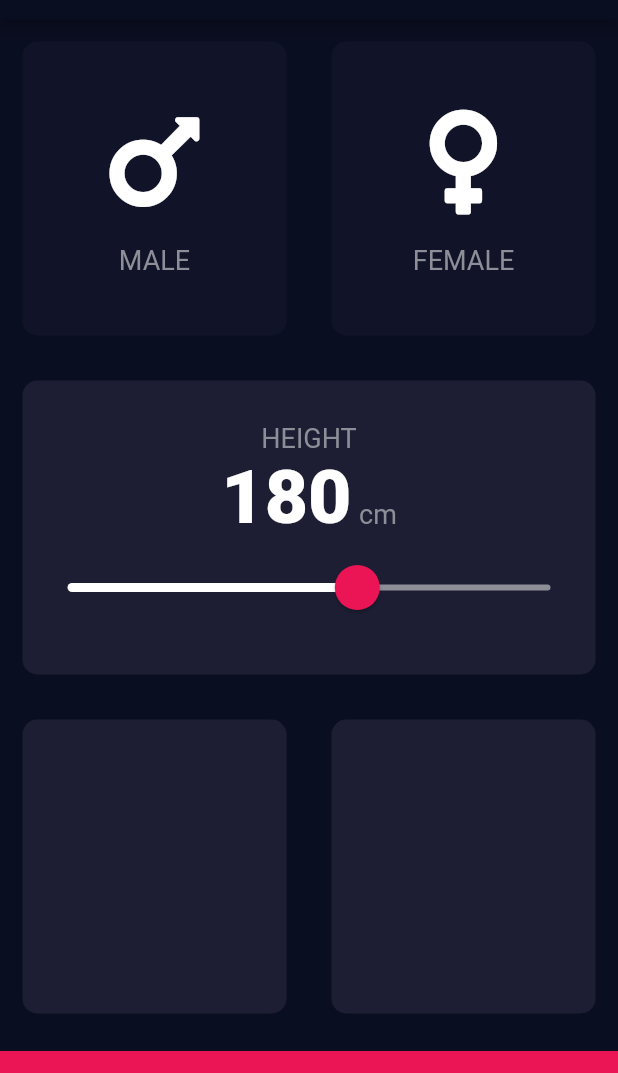
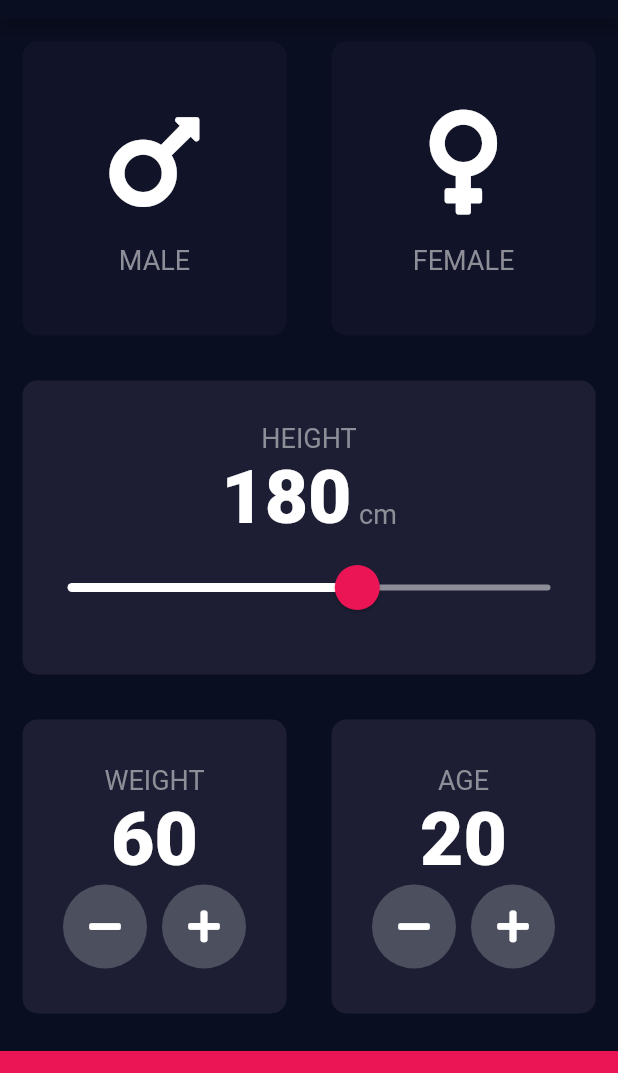
Before and after one commit to Aspabac/BMI_Calculator_flutter, a Flutter app: the screen it shows after launch, on a phone screen of 412 x 824 dp, the part 65-1138 px from its top. Run offline on Flutter 3.47's test engine with Material 2 defaults, Android fonts, the phone set to English and light mode, and no system bars; our stand-ins replace font_awesome_flutter.

Commit message:
alomost done top page without BottomContainer

```diff
--- a/lib/input_page.dart
+++ b/lib/input_page.dart
@@ -17,6 +17,8 @@ class InputPage extends StatefulWidget {
 class _InputPageState extends State<InputPage> {
   Gender selectedGender;
   int height = 180;
+  int weight = 60;
+  int age = 20;
 
   @override
   Widget build(BuildContext context) {
@@ -100,14 +102,16 @@ class _InputPageState extends State<InputPage> {
                         inactiveTrackColor: Color(0xFF8D8E98),
                         thumbColor: Color(0xFFEB1555),
                         overlayColor: Color(0x1fEB1555),
-                        thumbShape: RoundSliderThumbShape(enabledThumbRadius: 15.0),
-                        overlayShape: RoundSliderOverlayShape(overlayRadius: 30.0),
+                        thumbShape:
+                            RoundSliderThumbShape(enabledThumbRadius: 15.0),
+                        overlayShape:
+                            RoundSliderOverlayShape(overlayRadius: 30.0),
                       ),
                       child: Slider(
                         value: height.toDouble(),
                         min: 120.0,
                         max: 220.0,
-                        onChanged: (double newValue){
+                        onChanged: (double newValue) {
                           setState(() {
                             height = newValue.round();
                           });
@@ -123,10 +127,82 @@ class _InputPageState extends State<InputPage> {
                 crossAxisAlignment: CrossAxisAlignment.stretch,
                 children: [
                   Expanded(
-                    child: ReusableCard(colour: kActiveCardColor),
+                    child: ReusableCard(
+                      colour: kActiveCardColor,
+                      cardChild: Column(
+                        mainAxisAlignment: MainAxisAlignment.center,
+                        children: [
+                          Text(
+                            'WEIGHT',
+                            style: kLabelTextStyle,
+                          ),
+                          Text(
+                            weight.toString(),
+                            style: kNumberStyle,
+                          ),
+                          Row(
+                            mainAxisAlignment: MainAxisAlignment.center,
+                            children: [
+                              RoundIconButton(
+                                icon: FontAwesomeIcons.minus,
+                                onPressed: () {
+                                  setState(() {
+                                    weight--;
+                                  });
+                                },
+                              ),
+                              SizedBox(width: 10.0),
+                              RoundIconButton(
+                                icon: FontAwesomeIcons.plus,
+                                onPressed: () {
+                                  setState(() {
+                                    weight++;
+                                  });
+                                },
+                              )
+                            ],
+                          ),
+                        ],
+                      ),
+                    ),
                   ),
                   Expanded(
-                    child: ReusableCard(colour: kActiveCardColor),
+                    child: ReusableCard(
+                      colour: kActiveCardColor,
+                      cardChild: Column(
+                        mainAxisAlignment: MainAxisAlignment.center,
+                        children: [
+                          Text(
+                            'AGE',
+                            style: kLabelTextStyle,
+                          ),
+                          Text(
+                            age.toString(),
+                            style: kNumberStyle,
+                          ),
+                          Row(
+                            mainAxisAlignment: MainAxisAlignment.center,
+                            children: [
+                              RoundIconButton(
+                                  icon: FontAwesomeIcons.minus,
+                                  onPressed: (){
+                                    setState(() {
+                                      age--;
+                                    });
+                                  }),
+                              SizedBox(width: 10.0),
+                              RoundIconButton(
+                                  icon: FontAwesomeIcons.plus,
+                                  onPressed: () {
+                                    setState(() {
+                                      age++;
+                                    });
+                                  })
+                            ],
+                          ),
+                        ],
+                      ),
+                    ),
                   ),
                 ],
               ),
@@ -141,3 +217,24 @@ class _InputPageState extends State<InputPage> {
         ));
   }
 }
+
+class RoundIconButton extends StatelessWidget {
+  RoundIconButton({@required this.icon, @required this.onPressed});
+  final IconData icon;
+  final Function onPressed;
+
+  @override
+  Widget build(BuildContext context) {
+    return RawMaterialButton(
+      child: Icon(icon),
+      onPressed: onPressed,
+      elevation: 0.0,
+      constraints: BoxConstraints.tightFor(
+        width: 56.0,
+        height: 56.0,
+      ),
+      shape: CircleBorder(),
+      fillColor: Color(0xFF4C4F5E),
+    );
+  }
+}
```
